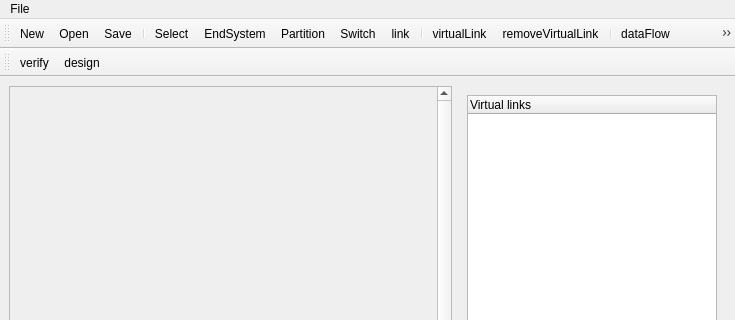
Above: AFDX_GUI/ui/MainWindow.ui from PavelVdovin/AFDX_Designer before the change; both pictures show x 0 to 735 and y 0 to 320 of the 735 by 672 pixel window. Below: the same form after it.
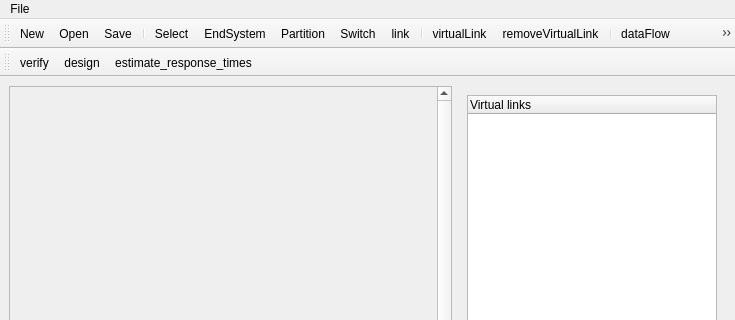
That is the form after the change. Icons and pictures are not drawn.

Commit message: Skeleton for end-to-end response time analysis is added.

Patch:
```diff
--- a/AFDX_GUI/ui/MainWindow.ui
+++ b/AFDX_GUI/ui/MainWindow.ui
@@ -161,6 +161,7 @@
    </attribute>
    <addaction name="actionVerify"/>
    <addaction name="actionDesign"/>
+   <addaction name="actionEstimate_Response_Times"/>
   </widget>
   <action name="actionOpen">
    <property name="icon">
@@ -336,6 +337,16 @@
     <string>design virtual links for data flows</string>
    </property>
   </action>
+  <action name="actionSave_as">
+   <property name="text">
+    <string>Save as</string>
+   </property>
+  </action>
+  <action name="actionEstimate_Response_Times">
+   <property name="text">
+    <string>estimate_response_times</string>
+   </property>
+  </action>
  </widget>
  <resources>
   <include location="resources.qrc"/>
```
Left out of the diff: 35 changed lines with no effect on the pictures. The commit also changes 11 other files.
